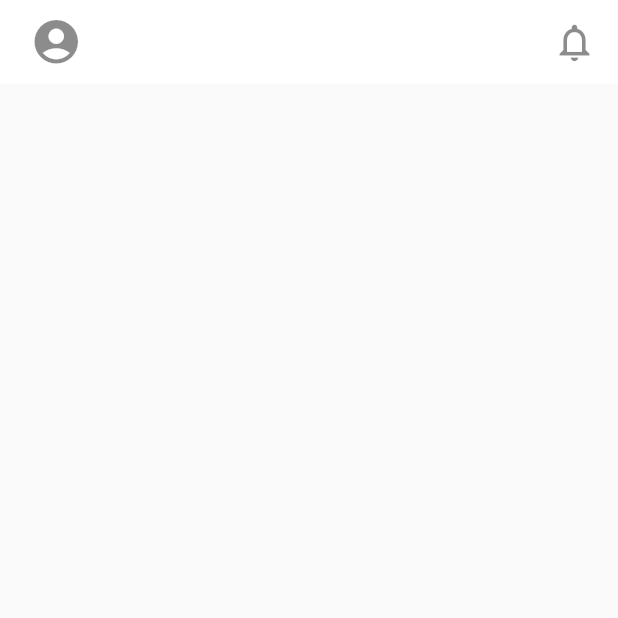
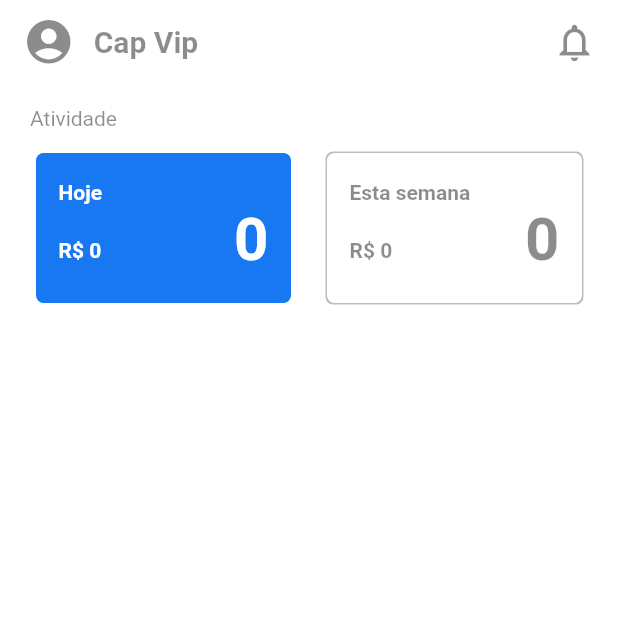
Before and after one commit to Antony-Lucas/barbershop_app, a Flutter app: the AdminHome screen opened directly, on a phone screen of 412 x 824 dp, the top half of it. Run offline on Flutter 3.47's test engine with Material 2 defaults, Android fonts, the phone set to English and light mode, and no system bars; our stand-ins replace shared_preferences; accounts and stored records are empty.

Commit message:
introducing home_screen

```diff
--- a/lib/api_keys/api_services.dart
+++ b/lib/api_keys/api_services.dart
@@ -17,7 +17,7 @@ class ApiLogin {
     );
     print(response.statusCode);
     if(response.statusCode == 200 || response.statusCode == 201){
-      await prefs.setString('Access_token', "${jsonDecode(response.body)['access_token']}");
+      await prefs.setString('access_token', "${jsonDecode(response.body)['access_token']}");
       print(jsonDecode(response.body)['access_token']);
       return true;
     }else{
--- a/lib/routes/admin/admin_home.dart
+++ b/lib/routes/admin/admin_home.dart
@@ -1,3 +1,4 @@
+import 'package:barbershop_app/main.dart';
 import 'package:barbershop_app/widgets/wellcome.dart';
 import 'package:flutter/material.dart';
 import 'package:barbershop_app/api_keys/api_services.dart';
@@ -16,10 +17,15 @@ class _AdminHome extends State<AdminHome> {
     return Scaffold(
       appBar: AppBar(
         leading: IconButton(
-          padding: const EdgeInsets.symmetric(horizontal: 20.0),
-          icon: const Icon(Icons.account_circle_rounded, color: Colors.black45, size: 35,),
+          padding: const EdgeInsets.symmetric(horizontal: 15),
+          icon: const Icon(
+            Icons.account_circle_rounded,
+            color: Colors.black45,
+            size: 35,
+          ),
           onPressed: () {
-            Navigator.push(context, MaterialPageRoute(builder: (context) => const Profile()));
+            Navigator.push(context,
+                MaterialPageRoute(builder: (context) => const Profile()));
           },
         ),
         actions: <Widget>[
@@ -30,25 +36,156 @@ class _AdminHome extends State<AdminHome> {
                 color: Colors.black45,
                 size: 30,
               ),
-            onPressed: () {
-              print("chinese_singer");
-            }
+              onPressed: () {}),
+        ],
+        title: const Align(
+          alignment: Alignment(-1.1, 0),
+          child: Text('Cap Vip',
+              style: TextStyle(
+                color: Colors.black45,
+                fontSize: 20,
+                fontWeight: FontWeight.bold,
+              )),
         ),
-        ],
-        /*title:
-          const Align(
-            alignment: Alignment(-1.1, 0),
-            child: Text(
-              'Lucas',
-              style: TextStyle(color: Colors.black45, fontSize: 15)
-            ),
-          ),*/
         backgroundColor: Colors.white,
         elevation: 0,
       ),
-      body: Column(
+      body: const BodyDash(),
+    );
+  }
+}
 
+class BodyDash extends StatefulWidget {
+  const BodyDash({Key? key}) : super(key: key);
+
+  @override
+  State<BodyDash> createState() => _BodyDashState();
+}
+
+class _BodyDashState extends State<BodyDash> {
+  @override
+  Widget build(BuildContext context) {
+    return Scaffold(
+      backgroundColor: Colors.white,
+      body: Column(children: <Widget>[
+        Column(
+          children: <Widget>[
+            Container(
+              alignment: Alignment.centerLeft,
+              padding:
+                const EdgeInsets.symmetric(horizontal: 20, vertical: 15),
+              child: const Text(
+                "Atividade",
+                style: TextStyle(color: Colors.black45),
+              )
+            )
+          ],
+        ),
+        const Resume(),
+        ]
       ),
     );
   }
 }
+
+class Resume extends StatefulWidget {
+  const Resume({Key? key}) : super(key: key);
+
+  @override
+  State<Resume> createState() => _ResumeState();
+}
+
+class _ResumeState extends State<Resume> {
+  @override
+  Widget build(BuildContext context) {
+    return Row(
+      mainAxisAlignment: MainAxisAlignment.spaceEvenly,
+      children: <Widget>[
+        Container(
+          padding: const EdgeInsets.symmetric(horizontal: 15, vertical: 18),
+          width: 170,
+          height: 100,
+          decoration: BoxDecoration(
+            color: const Color(0xFF1778F2),
+            borderRadius: BorderRadius.circular(5),
+          ),
+          child: Column(
+            children: <Widget>[
+              Row(
+                children: const <Widget>[
+                  Text("Hoje",
+                    style: TextStyle(
+                      color: Colors.white, fontWeight: FontWeight.bold))
+                ],
+              ),
+              Row(
+                mainAxisAlignment: MainAxisAlignment.spaceBetween,
+                children: <Widget>[
+                  Container(
+                      padding: const EdgeInsets.only(top: 15),
+                      child: const Text(
+                        r"R$ 0",
+                        style: TextStyle(
+                          color: Colors.white, fontWeight: FontWeight.bold),
+                      )),
+                  Container(
+                    child: const Text(
+                      "0",
+                      style: TextStyle(
+                        color: Colors.white,
+                        fontWeight: FontWeight.bold,
+                        fontSize: 40),
+                      )
+                  )
+                ],
+              )
+            ],
+          ),
+        ),
+        Container(
+          padding: const EdgeInsets.symmetric(horizontal: 15, vertical: 18),
+          width: 170,
+          height: 100,
+          decoration: BoxDecoration(
+            color: const Color.fromARGB(255, 255, 255, 255),
+            borderRadius: BorderRadius.circular(5),
+            boxShadow: const [
+              BoxShadow(color: Colors.black26, spreadRadius: 1),
+            ],
+          ),
+          child: Column(
+            children: <Widget>[
+              Row(
+                children: const <Widget>[
+                  Text("Esta semana",
+                      style: TextStyle(
+                          color: Colors.black45, fontWeight: FontWeight.bold))
+                ],
+              ),
+              Row(
+                mainAxisAlignment: MainAxisAlignment.spaceBetween,
+                children: <Widget>[
+                  Container(
+                      padding: const EdgeInsets.only(top: 15),
+                      child: const Text(
+                        r"R$ 0",
+                        style: TextStyle(
+                            color: Colors.black45, fontWeight: FontWeight.bold),
+                      )),
+                  Container(
+                      child: const Text(
+                    "0",
+                    style: TextStyle(
+                        color: Colors.black45,
+                        fontWeight: FontWeight.bold,
+                        fontSize: 40),
+                  ))
+                ],
+              )
+            ],
+          ),
+        ),
+      ],
+    );
+  }
+}
--- a/lib/routes/admin/profile_admin.dart
+++ b/lib/routes/admin/profile_admin.dart
@@ -17,13 +17,6 @@ class _ProfileState extends State<Profile> {
         backgroundColor: Colors.white,
         elevation: 0,
         leading: const BackButton(color: Colors.black45),
-        actions: <Widget>[
-          IconButton(
-            padding: const EdgeInsets.symmetric(horizontal: 20),
-            onPressed: (){Navigator.pop(context);},
-            icon: const Icon(Icons.notifications_outlined, color: Colors.black45, size: 30,)
-          )
-        ],
       ),
       body: Column(
         mainAxisAlignment: MainAxisAlignment.center,
--- a/lib/widgets/login.dart
+++ b/lib/widgets/login.dart
@@ -51,7 +51,7 @@ class _ContentState extends State<Content> {
                         fillColor: Color.fromARGB(17, 0, 0, 0),
                         filled: true,
                         contentPadding:
-                            EdgeInsets.symmetric(horizontal: 15, vertical: 10),
+                        EdgeInsets.symmetric(horizontal: 15, vertical: 10),
                         border: OutlineInputBorder(),
                         enabledBorder: OutlineInputBorder(
                           borderSide: BorderSide(color: Colors.black12),
```
Lines whose indentation alone changed are shown as unchanged.
